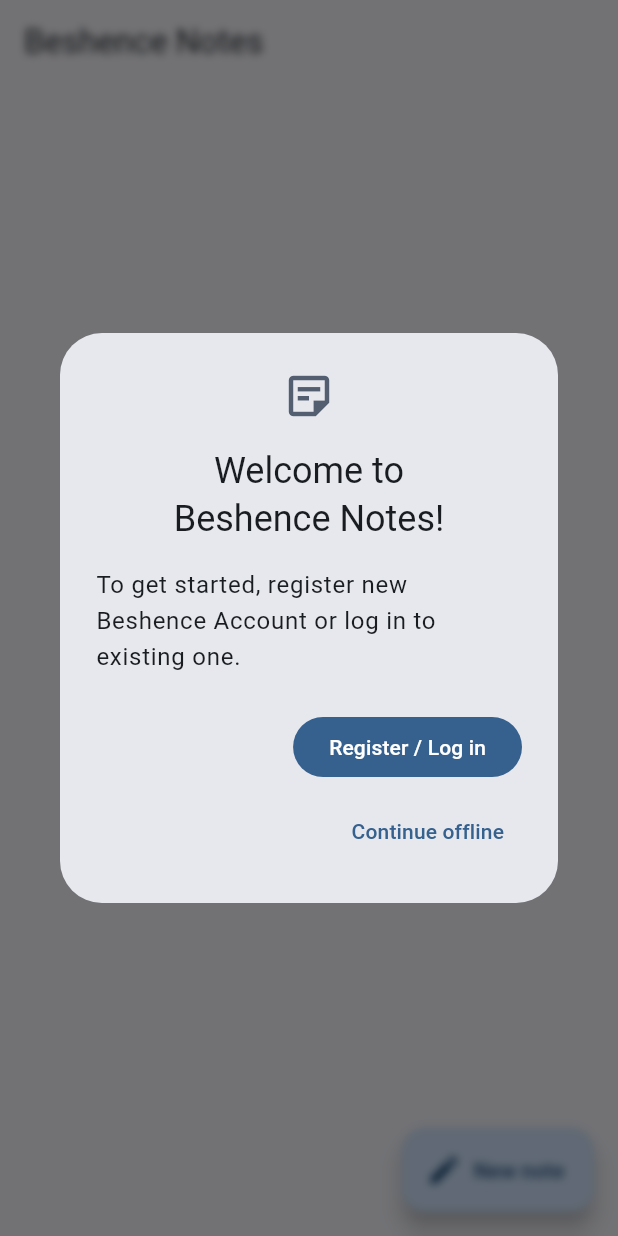
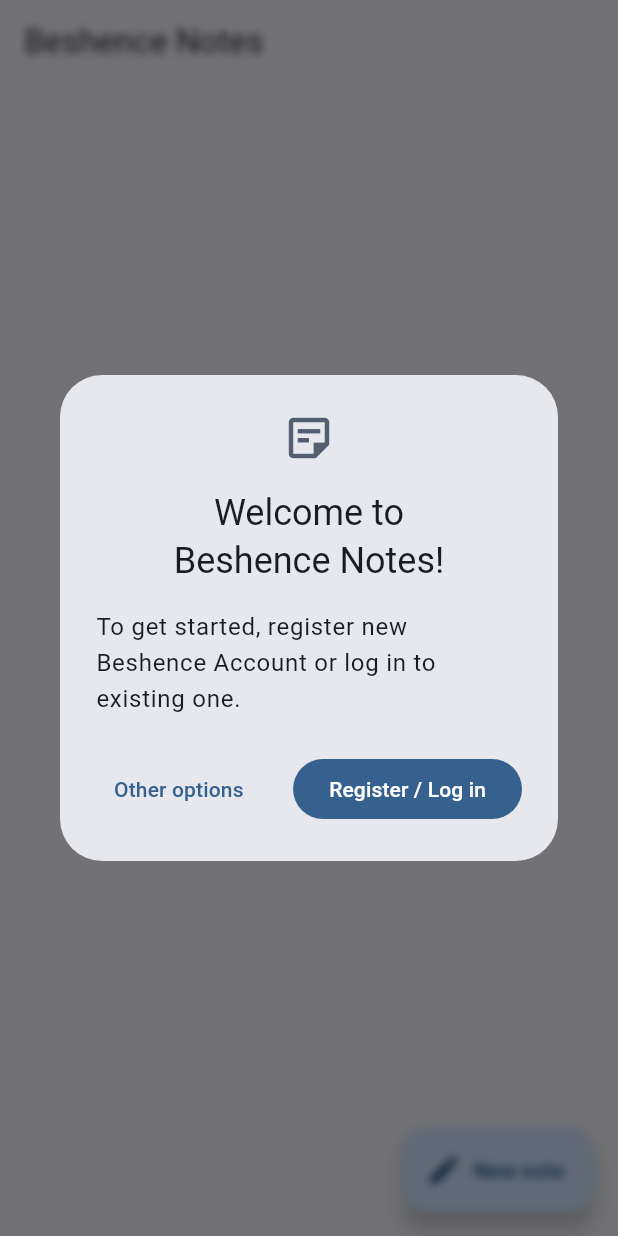
Before and after one commit to vyacheslavbytsko/beshence_notes, a Flutter app: the WelcomeScreen screen opened by its route, on a phone screen of 412 x 824 dp. Run offline on Flutter 3.47's test engine with Material 3 defaults, Android fonts, the phone set to English and light mode, and no system bars; drawn by our look-alikes of dynamic_color; our stand-ins replace go_router, hive_ce, hive_ce_flutter; missing offline and left inert: beshence_sdk_flutter; accounts and stored records are empty; statements that could not run were skipped.

Commit message:
remove creating offline accounts for now

```diff
--- a/lib/screens/welcome.dart
+++ b/lib/screens/welcome.dart
@@ -46,12 +46,12 @@ class _WelcomeScreenState extends State<WelcomeScreen> {
             actionsOverflowDirection: .up,
             actions: [
               TextButton(
-                onPressed: () => showModalBottomSheet<void>(
+                onPressed: () {} /*=> showModalBottomSheet<void>(
                     isScrollControlled: true,
                     context: context,
                     builder: (context) => OfflineModal()
-                ),
-                child: const Text('Continue offline'),
+                )*/,
+                child: const Text('Other options'),
               ),
               FilledButton(
                 onPressed: () async {
@@ -70,7 +70,7 @@ class _WelcomeScreenState extends State<WelcomeScreen> {
   }
 }
 
-class OfflineModal extends StatelessWidget {
+/*class OfflineModal extends StatelessWidget {
   const OfflineModal({super.key});
 
   @override
@@ -150,4 +150,4 @@ class OfflineModal extends StatelessWidget {
         )
     );
   }
-}
+}*/
```
